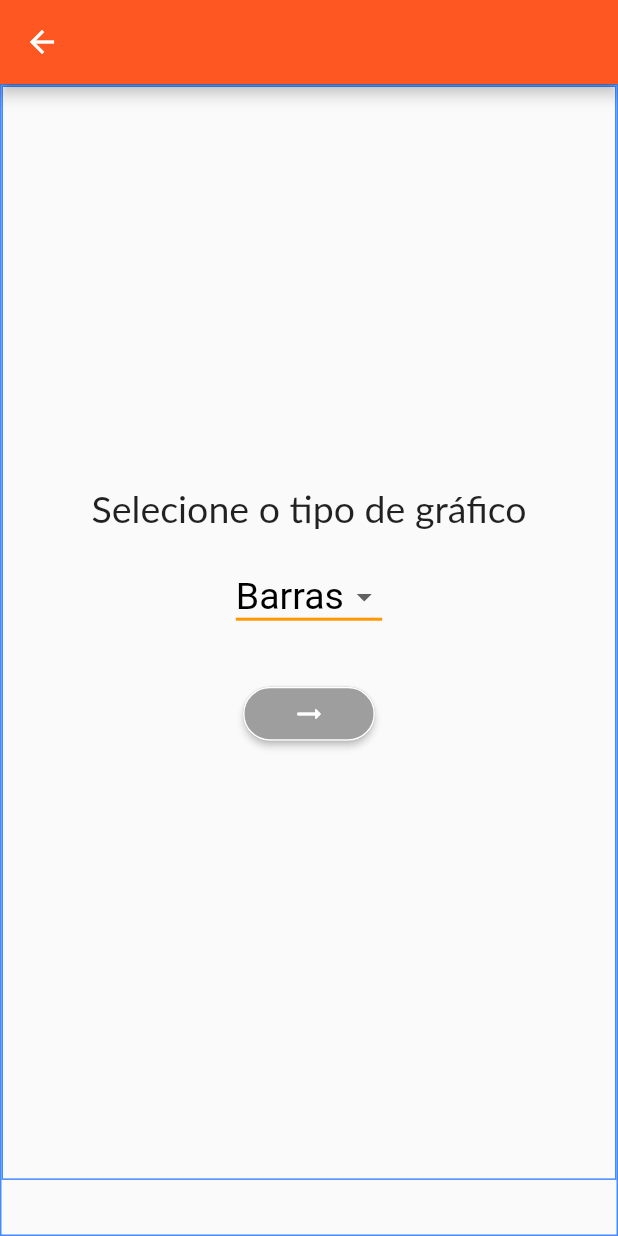
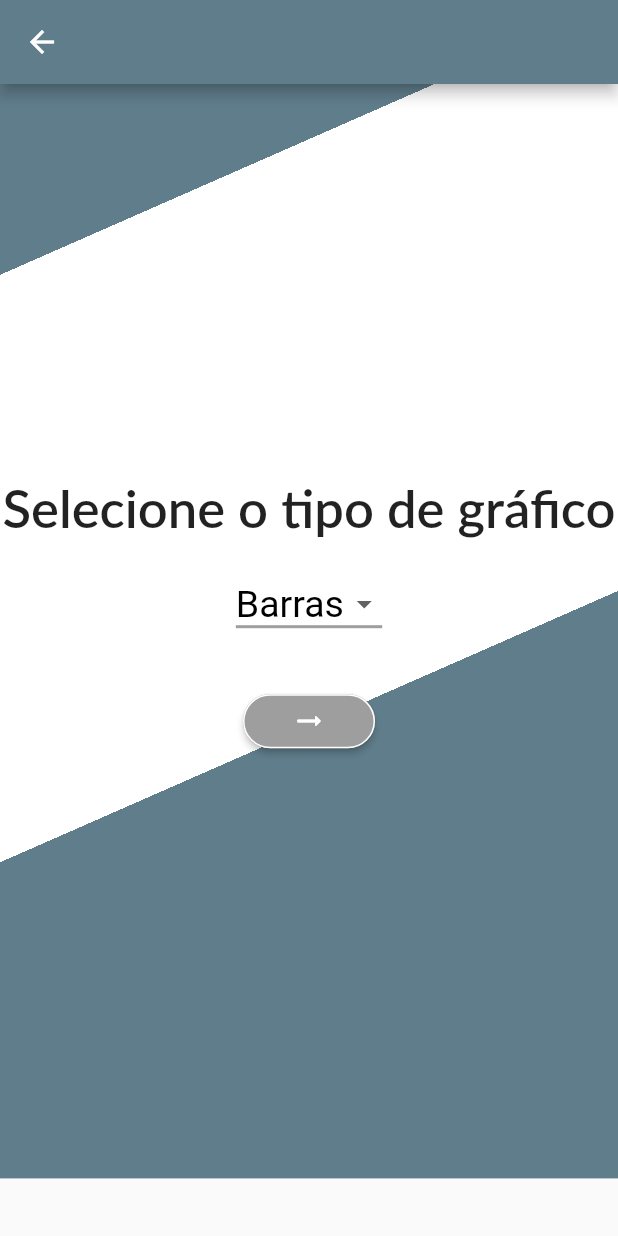
Before and after one commit to lucascicco/FLUTTER-CHARTS-APP, a Flutter app: the AddChart screen opened by its route, on a phone screen of 412 x 824 dp. Run offline on Flutter 3.47's test engine with Material 2 defaults, Android fonts, the phone set to English and light mode, and no system bars; our stand-ins replace shared_preferences; accounts and stored records are empty; Roboto replaces fonts that are missing (Lato).

Commit message:
Color styled fixed

```diff
--- a/lib/screens/add_chart_screen.dart
+++ b/lib/screens/add_chart_screen.dart
@@ -12,6 +12,7 @@ class AddChart extends StatelessWidget {
 
     AppBar appBar = AppBar(
       automaticallyImplyLeading: true,
+      backgroundColor: Colors.blueGrey,
       leading: IconButton(
         icon: Icon(Icons.arrow_back),
         onPressed: () {
@@ -27,8 +28,6 @@ class AddChart extends StatelessWidget {
       body: Container(
           height: heightAv,
           width: deviceSize.width,
-          decoration:
-              BoxDecoration(border: Border.all(color: Colors.blueAccent)),
           child: AddChartDetails(height: heightAv)),
     );
   }
--- a/lib/widgets/add_fields.dart
+++ b/lib/widgets/add_fields.dart
@@ -22,7 +22,18 @@ class _AddChartDetailsState extends State<AddChartDetails> {
   Widget build(BuildContext context) {
     return SingleChildScrollView(
       child: Container(
-        decoration: BoxDecoration(border: Border.all(color: Colors.blueAccent)),
+        decoration: BoxDecoration(
+            gradient: LinearGradient(
+                begin: Alignment.bottomRight,
+                end: Alignment(-0.4, -0.8),
+                stops: [0.0, 0.5, 0.5, 1],
+                colors: [
+                  Colors.blueGrey,
+                  Colors.blueGrey,
+                  Colors.white,
+                  Colors.white,
+                ],
+                tileMode: TileMode.repeated)),
         width: double.maxFinite,
         height: widget.height * 0.95,
         child: Column(
@@ -35,7 +46,8 @@ class _AddChartDetailsState extends State<AddChartDetails> {
                 Column(children: <Widget>[
                   Text(
                     'Selecione o tipo de gráfico',
-                    style: TextStyle(fontSize: 25),
+                    textAlign: TextAlign.center,
+                    style: TextStyle(fontSize: 35, fontWeight: FontWeight.w600),
                   ),
                   SizedBox(
                     height: 20,
@@ -47,7 +59,7 @@ class _AddChartDetailsState extends State<AddChartDetails> {
                       underline: Container(
                         height: 2,
                         width: double.infinity,
-                        color: Colors.orange,
+                        color: Colors.grey,
                       ),
                       onChanged: (String newValue) {
                         setState(() {
@@ -137,6 +149,9 @@ class _AddChartDetailsState extends State<AddChartDetails> {
                                 },
                               ),
                               ElevatedButton(
+                                  style: ElevatedButton.styleFrom(
+                                    primary: Colors.blueGrey,
+                                  ),
                                   onPressed: () {
                                     print('THATS WORKING');
                                   },
@@ -149,12 +164,6 @@ class _AddChartDetailsState extends State<AddChartDetails> {
                   ),
                 ),
               ),
-              if (openForm)
-                ElevatedButton(
-                    onPressed: () {
-                      print('THATS WORKING');
-                    },
-                    child: Text('Adicionar item'))
             ]),
       ),
     );
```
